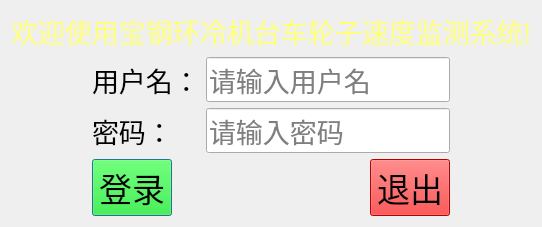
The window that sources/logindialog.ui (cx3386/WheelMonitor) describes before a commit, drawn with Qt 5.
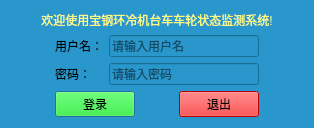
The same window after the commit.

Diff of the .ui file:
```diff
--- a/sources/logindialog.ui
+++ b/sources/logindialog.ui
@@ -9,8 +9,8 @@
    <rect>
     <x>0</x>
     <y>0</y>
-    <width>539</width>
-    <height>172</height>
+    <width>314</width>
+    <height>115</height>
    </rect>
   </property>
   <property name="sizePolicy">
@@ -19,12 +19,6 @@
     <verstretch>0</verstretch>
    </sizepolicy>
   </property>
-  <property name="font">
-   <font>
-    <family>等线</family>
-    <pointsize>20</pointsize>
-   </font>
-  </property>
   <property name="windowTitle">
    <string>LoginDialog</string>
   </property>
@@ -32,22 +26,16 @@
    <bool>false</bool>
   </property>
   <property name="styleSheet">
-   <string notr="true"/>
+   <string notr="true">background-color: rgb(41, 151, 204);</string>
   </property>
   <layout class="QGridLayout" name="gridLayout">
    <item row="0" column="0" colspan="3">
     <widget class="QLabel" name="tittleLabel">
-     <property name="font">
-      <font>
-       <family>等线</family>
-       <pointsize>20</pointsize>
-      </font>
-     </property>
      <property name="styleSheet">
       <string notr="true">color: rgb(255, 255, 127);</string>
      </property>
      <property name="text">
-      <string>欢迎使用宝钢环冷机台车轮子速度监测系统!</string>
+      <string>欢迎使用宝钢环冷机台车车轮状态监测系统!</string>
      </property>
      <property name="alignment">
       <set>Qt::AlignCenter</set>
@@ -122,12 +110,6 @@
     <layout class="QHBoxLayout" name="horizontalLayout">
      <item>
       <widget class="QPushButton" name="loginBtn">
-       <property name="font">
-        <font>
-         <family>等线</family>
-         <pointsize>25</pointsize>
-        </font>
-       </property>
        <property name="styleSheet">
         <string notr="true">background-color: rgb(0, 255, 0);</string>
        </property>
@@ -151,12 +133,6 @@
      </item>
      <item>
       <widget class="QPushButton" name="quitBtn">
-       <property name="font">
-        <font>
-         <family>等线</family>
-         <pointsize>25</pointsize>
-        </font>
-       </property>
        <property name="styleSheet">
         <string notr="true">background-color: rgb(255, 0, 0);</string>
        </property>
```
Left out of the diff: 54 changed lines with no effect on the pictures.
